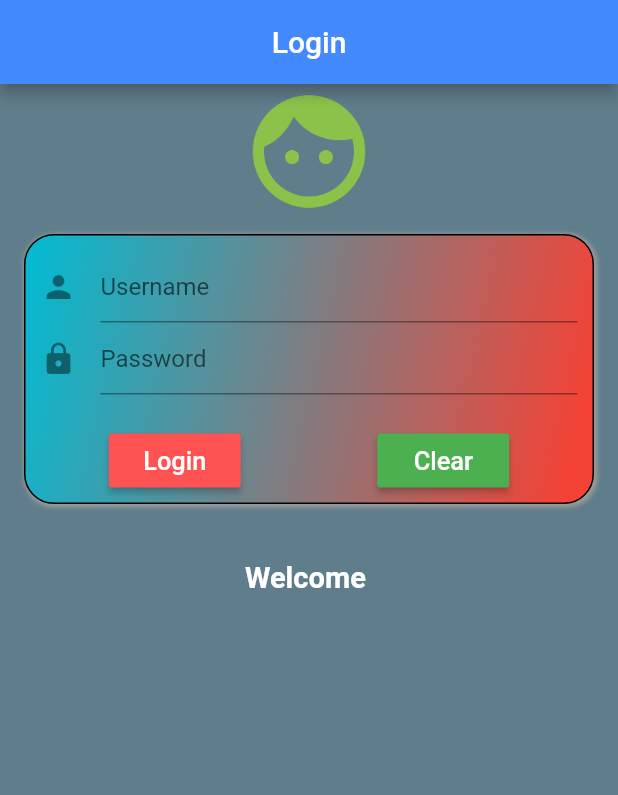
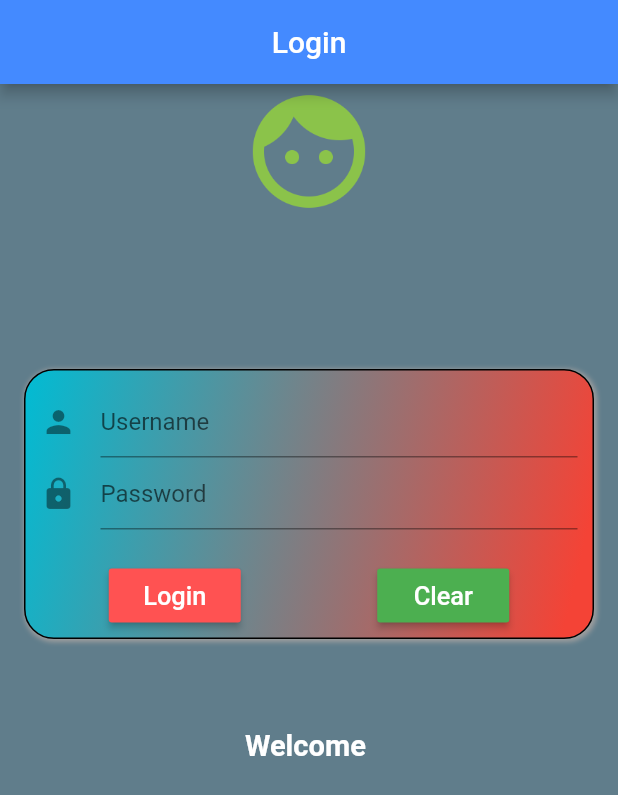
Before and after one commit to mukesh525/login_form_flutter, a Flutter app: the screen it shows after launch, on a phone screen of 412 x 824 dp. Shown: the top 795 px of the screen. Run offline on Flutter 3.47's test engine with Material 2 defaults, Android fonts, the phone set to English and light mode, and no system bars.

Commit message:
ui update

```diff
--- a/lib/ui/Login.dart
+++ b/lib/ui/Login.dart
@@ -49,8 +49,10 @@ class LoginState extends State<Login> {
       ),
       backgroundColor: Colors.blueGrey,
       body: new Container(
-        alignment: Alignment.topCenter,
+        alignment: Alignment.center,
         child: new Column(
+          mainAxisSize: MainAxisSize.max,
+          mainAxisAlignment: MainAxisAlignment.start,
           children: <Widget>[
             new Image.asset(
               'images/face.png',
@@ -60,16 +62,17 @@ class LoginState extends State<Login> {
             ),
 
             //conatiner
+            new Padding(padding: new EdgeInsets.all(45.0)),
             new Container(
               height: 180.0,
               margin: EdgeInsets.all(10),
               padding: EdgeInsets.all(10),
               decoration: BoxDecoration(
                 borderRadius: new BorderRadius.only(
-                    topLeft: const Radius.circular(20.0),
-                    topRight: const Radius.circular(20.0),
-                    bottomLeft: const Radius.circular(20.0),
-                    bottomRight: const Radius.circular(20.0),
+                  topLeft: const Radius.circular(20.0),
+                  topRight: const Radius.circular(20.0),
+                  bottomLeft: const Radius.circular(20.0),
+                  bottomRight: const Radius.circular(20.0),
                 ),
                 color: Colors.white,
                 shape: BoxShape.rectangle,
@@ -122,7 +125,7 @@ class LoginState extends State<Login> {
                 ],
               ),
             ),
-            new Padding(padding: new EdgeInsets.all(14.0)),
+            new Padding(padding: new EdgeInsets.all(25.0)),
             new Row(
               mainAxisAlignment: MainAxisAlignment.center,
               children: <Widget>[
```
